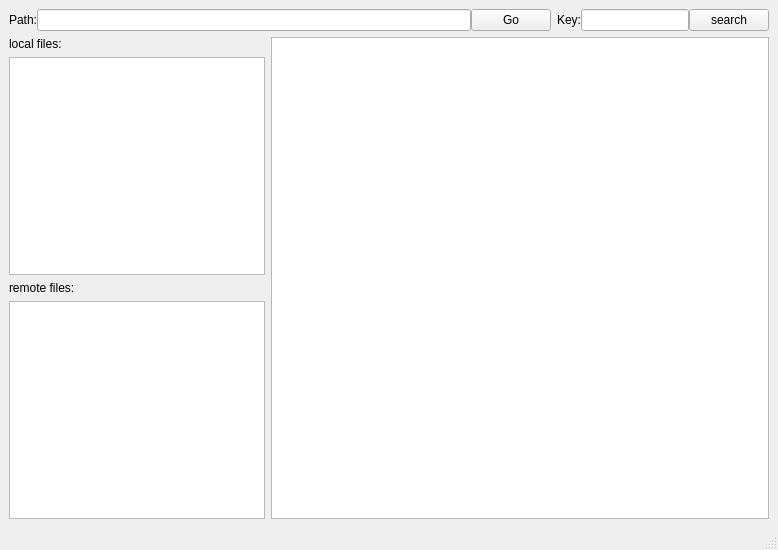
Qt form src/client/client.ui (Jerry89722/DistributeDisk) before a commit.
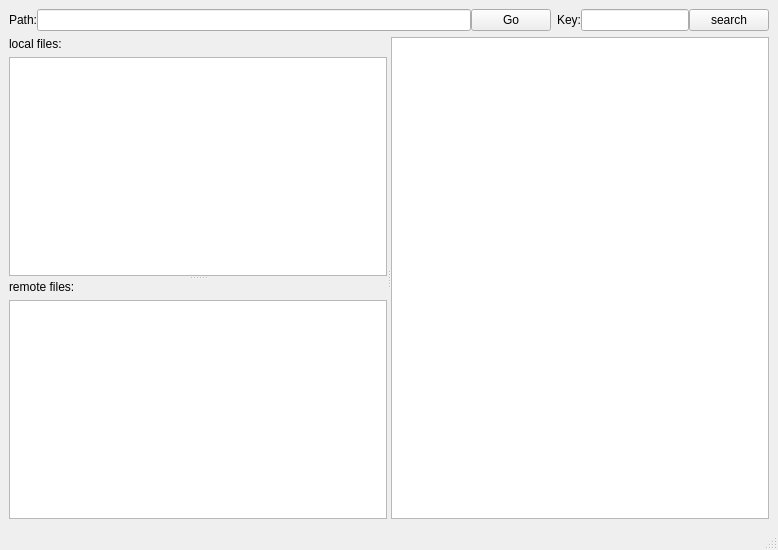
The same form after that commit.

Commit message: *:modify the sub window's splitter layout

What changed in the file:
```diff
--- a/src/client/client.ui
+++ b/src/client/client.ui
@@ -14,7 +14,9 @@
    <string>MainWindow</string>
   </property>
   <widget class="QWidget" name="centralwidget">
-   <layout class="QVBoxLayout" name="verticalLayout_2">
+   <layout class="QHBoxLayout" name="horizontalLayout">
+    <item>
+     <layout class="QVBoxLayout" name="centerWidget">
     <item>
      <layout class="QHBoxLayout" name="funcLayout" stretch="1,0">
       <item>
@@ -68,9 +70,16 @@
      </layout>
     </item>
     <item>
-     <layout class="QHBoxLayout" name="horizontalLayout" stretch="0,1">
-      <item>
-       <layout class="QVBoxLayout" name="verticalLayout" stretch="0,0,0,0">
+       <widget class="QSplitter" name="mainSplitter">
+        <property name="orientation">
+         <enum>Qt::Horizontal</enum>
+        </property>
+        <widget class="QSplitter" name="treeSplitter">
+         <property name="orientation">
+          <enum>Qt::Vertical</enum>
+         </property>
+         <widget class="QWidget" name="">
+          <layout class="QVBoxLayout" name="localLayout">
         <item>
          <widget class="QLabel" name="localLab">
           <property name="text">
@@ -81,6 +90,10 @@
         <item>
          <widget class="QTreeView" name="localFileTv"/>
         </item>
+          </layout>
+         </widget>
+         <widget class="QWidget" name="">
+          <layout class="QVBoxLayout" name="remoteLayout">
         <item>
          <widget class="QLabel" name="remoteLab">
           <property name="text">
@@ -92,9 +105,10 @@
          <widget class="QTreeView" name="remoteFileTv"/>
         </item>
        </layout>
-      </item>
-      <item>
+         </widget>
+        </widget>
        <widget class="QTableView" name="fileTabView"/>
+       </widget>
       </item>
      </layout>
     </item>
```
Left out of the diff: 2 changed lines with no effect on the pictures. Lines whose indentation alone changed are shown as unchanged. The commit also changes 2 other files.
